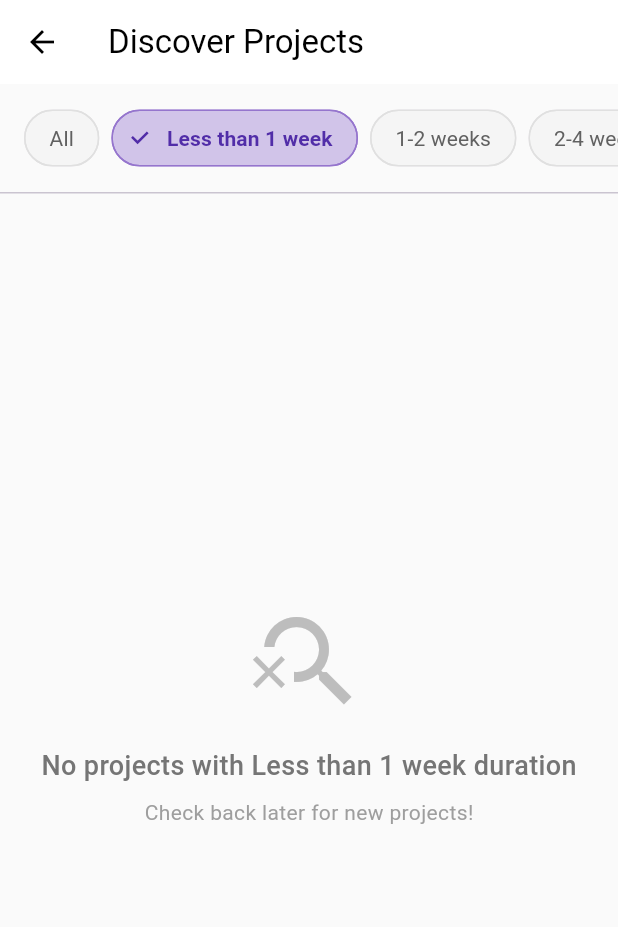
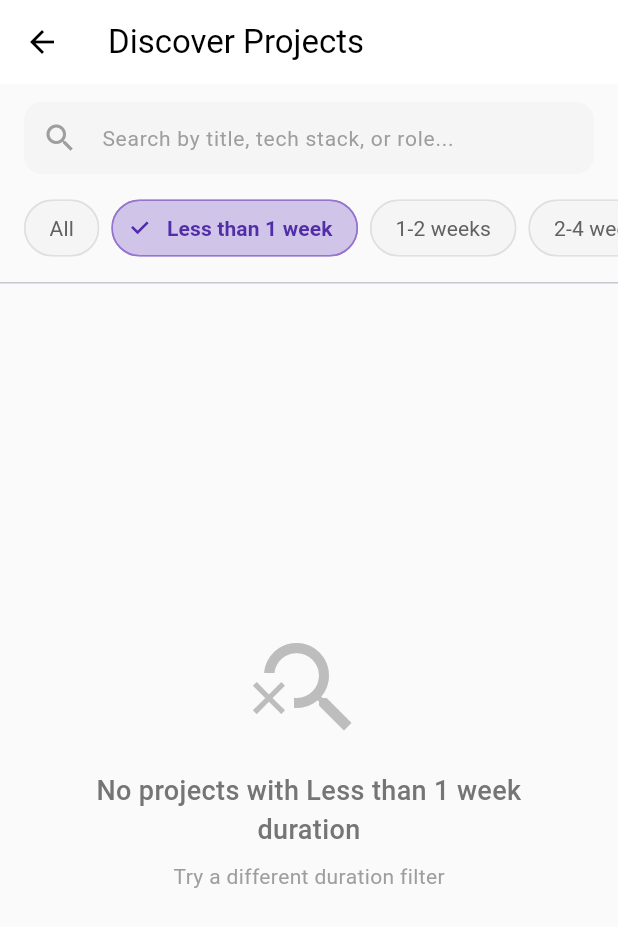
Before and after one commit to SoktyHeng/SkillSync-Flutter, a Flutter app: the HomePage screen opened by its route, after a tap on "Less than 1 week", on a phone screen of 412 x 824 dp. Shown: the top 927 px of the screen. Run offline on Flutter 3.47's test engine with Material 3 defaults, Android fonts, the phone set to English and light mode, and no system bars; our stand-ins replace cloud_firestore, firebase_auth, firebase_core, firebase_storage, flutter_native_splash, flutter_svg and 3 more; accounts and stored records are empty; statements that could not run were skipped.

Commit message:
search bar worked

```diff
--- a/lib/pages/home.dart
+++ b/lib/pages/home.dart
@@ -15,6 +15,8 @@ class HomePage extends StatefulWidget {
 
 class _HomePageState extends State<HomePage> {
   final ProjectService _projectService = ProjectService();
+  final TextEditingController _searchController = TextEditingController();
+  String _searchQuery = '';
   String _selectedDuration = 'All';
 
   final List<String> _durationFilters = [
@@ -25,6 +27,36 @@ class _HomePageState extends State<HomePage> {
     '1-3 months',
     '3+ months',
   ];
+
+  @override
+  void dispose() {
+    _searchController.dispose();
+    super.dispose();
+  }
+
+  bool _matchesSearchQuery(Map<String, dynamic> project) {
+    if (_searchQuery.isEmpty) return true;
+
+    final query = _searchQuery.toLowerCase();
+    final title = (project['title'] as String? ?? '').toLowerCase();
+    final techStack = List<String>.from(project['techStack'] ?? []);
+    final lookingFor = List<String>.from(project['lookingFor'] ?? []);
+
+    // Check title
+    if (title.contains(query)) return true;
+
+    // Check tech stack
+    for (final tech in techStack) {
+      if (tech.toLowerCase().contains(query)) return true;
+    }
+
+    // Check looking for roles
+    for (final role in lookingFor) {
+      if (role.toLowerCase().contains(query)) return true;
+    }
+
+    return false;
+  }
 
   bool _matchesDurationFilter(String? durationString) {
     if (_selectedDuration == 'All') return true;
@@ -68,6 +100,50 @@ class _HomePageState extends State<HomePage> {
       appBar: AppBar(title: const Text('Discover Projects')),
       body: Column(
         children: [
+          // Search Bar
+          Padding(
+            padding: const EdgeInsets.fromLTRB(16, 12, 16, 0),
+            child: TextField(
+              controller: _searchController,
+              onChanged: (value) {
+                setState(() {
+                  _searchQuery = value;
+                });
+              },
+              decoration: InputDecoration(
+                hintText: 'Search by title, tech stack, or role...',
+                hintStyle: TextStyle(color: Colors.grey[500], fontSize: 14),
+                prefixIcon: Icon(Icons.search, color: Colors.grey[500]),
+                suffixIcon: _searchQuery.isNotEmpty
+                    ? IconButton(
+                        icon: Icon(Icons.clear, color: Colors.grey[500]),
+                        onPressed: () {
+                          setState(() {
+                            _searchController.clear();
+                            _searchQuery = '';
+                          });
+                        },
+                      )
+                    : null,
+                filled: true,
+                fillColor: isDark ? Colors.grey[800] : Colors.grey[100],
+                contentPadding: const EdgeInsets.symmetric(vertical: 12),
+                border: OutlineInputBorder(
+                  borderRadius: BorderRadius.circular(12),
+                  borderSide: BorderSide.none,
+                ),
+                enabledBorder: OutlineInputBorder(
+                  borderRadius: BorderRadius.circular(12),
+                  borderSide: BorderSide.none,
+                ),
+                focusedBorder: OutlineInputBorder(
+                  borderRadius: BorderRadius.circular(12),
+                  borderSide: BorderSide(color: Colors.deepPurple[300]!, width: 1.5),
+                ),
+              ),
+            ),
+          ),
+
           // Duration Filter Bar
           Container(
             padding: const EdgeInsets.symmetric(vertical: 12),
@@ -134,12 +210,15 @@ class _HomePageState extends State<HomePage> {
                 final allProjects = snapshot.data?.docs ?? [];
                 final currentUserId = FirebaseAuth.instance.currentUser?.uid;
 
-                // Filter out current user's projects and apply duration filter
+                // Filter out current user's projects and apply filters
                 final projects = allProjects.where((doc) {
                   final data = doc.data() as Map<String, dynamic>;
 
                   // Exclude current user's projects
                   if (data['uid'] == currentUserId) return false;
+
+                  // Apply search filter
+                  if (!_matchesSearchQuery(data)) return false;
 
                   // Apply duration filter
                   if (_selectedDuration != 'All') {
@@ -153,6 +232,20 @@ class _HomePageState extends State<HomePage> {
                 }).toList();
 
                 if (projects.isEmpty) {
+                  String emptyMessage;
+                  String emptySubtitle;
+
+                  if (_searchQuery.isNotEmpty) {
+                    emptyMessage = 'No projects found for "$_searchQuery"';
+                    emptySubtitle = 'Try a different search term';
+                  } else if (_selectedDuration != 'All') {
+                    emptyMessage = 'No projects with $_selectedDuration duration';
+                    emptySubtitle = 'Try a different duration filter';
+                  } else {
+                    emptyMessage = 'No projects yet';
+                    emptySubtitle = 'Check back later for new projects!';
+                  }
+
                   return Center(
                     child: Column(
                       mainAxisAlignment: MainAxisAlignment.center,
@@ -163,19 +256,21 @@ class _HomePageState extends State<HomePage> {
                           color: Colors.grey[400],
                         ),
                         const SizedBox(height: 16),
-                        Text(
-                          _selectedDuration == 'All'
-                              ? 'No projects yet'
-                              : 'No projects with $_selectedDuration duration',
-                          style: TextStyle(
-                            fontSize: 18,
-                            color: Colors.grey[600],
-                            fontWeight: FontWeight.w500,
+                        Padding(
+                          padding: const EdgeInsets.symmetric(horizontal: 32),
+                          child: Text(
+                            emptyMessage,
+                            style: TextStyle(
+                              fontSize: 18,
+                              color: Colors.grey[600],
+                              fontWeight: FontWeight.w500,
+                            ),
+                            textAlign: TextAlign.center,
                           ),
                         ),
                         const SizedBox(height: 8),
                         Text(
-                          'Check back later for new projects!',
+                          emptySubtitle,
                           style: TextStyle(
                             fontSize: 14,
                             color: Colors.grey[500],
```
